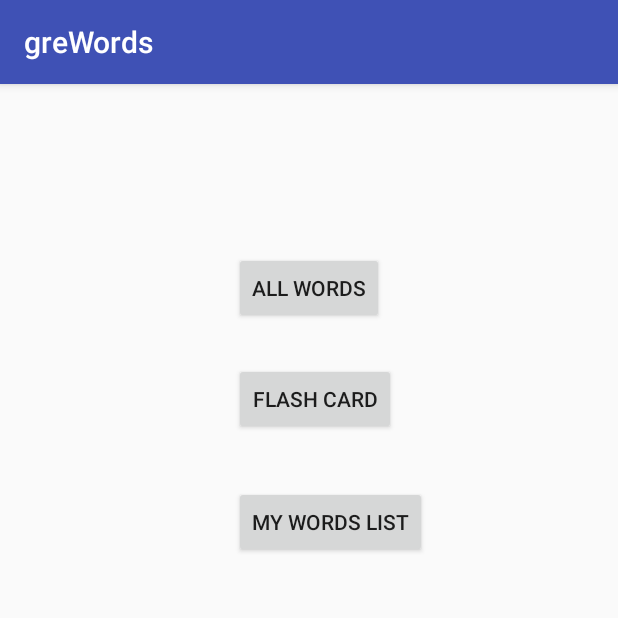
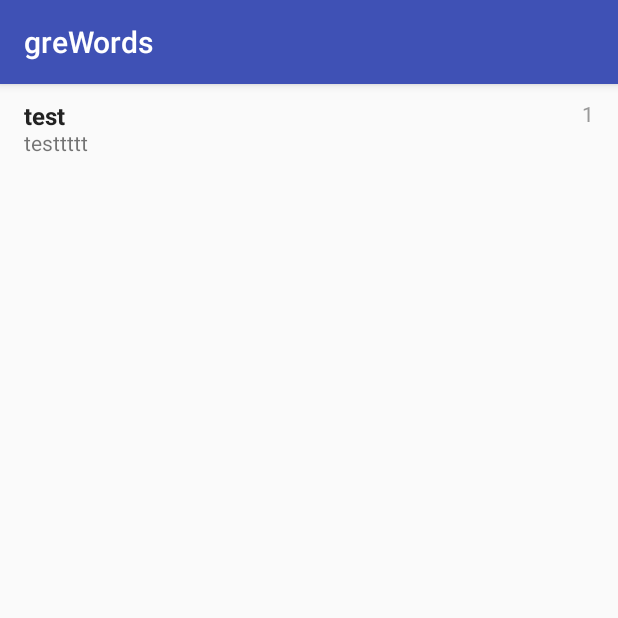
Before and after one commit to CuriousFreaks/greWords, an Android app: the screen it shows after launch (MainActivity before the commit, allWordsActivity after it), after a tap on "ALL WORDS", on a phone screen of 412 x 824 dp, the top half of it. Run offline under Robolectric (Android 15) with nearby library versions, the phone set to English and light mode, and no system bars.

Commit message:
list view activity created

```diff
--- a/app/build.gradle
+++ b/app/build.gradle
@@ -25,4 +25,5 @@ dependencies {
     testImplementation 'junit:junit:4.12'
     androidTestImplementation 'com.android.support.test:runner:1.0.1'
     androidTestImplementation 'com.android.support.test.espresso:espresso-core:3.0.1'
+    implementation 'com.android.support:recyclerview-v7:26.1.0'
 }
--- a/app/src/main/AndroidManifest.xml
+++ b/app/src/main/AndroidManifest.xml
@@ -16,6 +16,12 @@
                 <category android:name="android.intent.category.LAUNCHER" />
             </intent-filter>
         </activity>
+        <activity android:name=".allWordsActivity">
+            android:parentActivityName=".MainActivity">
+            <meta-data
+                android:name="android.support.PARENT_ACTIVITY"
+                android:value=".MainActivity" />
+        </activity>
     </application>
 
 </manifest>
--- a/app/src/main/java/com/curiousfreaks/grewords/DBHandler.java
+++ b/app/src/main/java/com/curiousfreaks/grewords/DBHandler.java
@@ -27,13 +27,21 @@ public class DBHandler {
         value.put("ID",id);
         value.put("WORD",word);
         value.put("ATTR1",attr1);
-        long newRow=db.insert("WORDLIST",null,value);
-        Log.v(MainActivity.TAG,Long.toString(newRow));
+        long newRow=db.insert( DBHelper.TABLE_NAME,null,value);
+        if(newRow == -1)
+            Log.v(MainActivity.TAG,"a row with id ="+id+" already exists");
+        else
+            Log.v(MainActivity.TAG,"Row count "+Long.toString(newRow));
         db.close();
 
     }
     public void readWordTable()
     {
+        if(isDBEmpty())
+        {
+            Log.v(MainActivity.TAG, "Database is empty.. nothing to read");
+            return;
+        }
         SQLiteDatabase db=dbHelper.getReadableDatabase();
         String pojection[]={
                 "ID",
@@ -41,7 +49,7 @@ public class DBHandler {
                 "ATTR1"
         };
        Cursor cursor = db.query(
-                "WORDLIST",   // The table to query
+                DBHelper.TABLE_NAME,   // The table to query
                 null,             // The array of columns to return (pass null to get all)
                 null,              // The columns for the WHERE clause
                 null,          // The values for the WHERE clause
@@ -54,10 +62,34 @@ public class DBHandler {
         {
             Long id=cursor.getLong(cursor.getColumnIndexOrThrow("ID"));
             String word=cursor.getString(cursor.getColumnIndexOrThrow("WORD"));
+            String attr1=cursor.getString(cursor.getColumnIndexOrThrow("ATTR1"));
             Log.v(MainActivity.TAG,Long.toString(id));
             Log.v(MainActivity.TAG,word);
+            Log.v(MainActivity.TAG,attr1);
         }
         cursor.close();
         db.close();
     }
+    public boolean isDBEmpty()
+    {
+        SQLiteDatabase db= dbHelper.getReadableDatabase();
+        Cursor cursor = db.rawQuery("select * from "+ DBHelper.TABLE_NAME,null);
+        if(!cursor.moveToFirst())
+        {
+            Log.v(MainActivity.TAG,"Database is empty");
+            return true;
+        }
+        Log.v(MainActivity.TAG,"Database is not empty");
+        cursor.close();
+        db.close();
+        return false;
+    }
+    public void initializeDB()
+    {
+        Log.v(MainActivity.TAG,"initialization started");
+        insertWordTable(1, "Alacrity", "Enjoying Movements");
+        insertWordTable(2, "Abate", "To become les in intenssity");
+        Log.v(MainActivity.TAG,"initialization complete");
+
+    }
 }
--- a/app/src/main/java/com/curiousfreaks/grewords/allWordsActivity.java
+++ b/app/src/main/java/com/curiousfreaks/grewords/allWordsActivity.java
@@ -1,13 +1,14 @@
 package com.curiousfreaks.grewords;
 
-import android.content.ContentValues;
-import android.content.Context;
-import android.database.Cursor;
-import android.database.sqlite.SQLiteDatabase;
 import android.os.Bundle;
 import android.support.annotation.Nullable;
 import android.support.v7.app.AppCompatActivity;
-import android.util.Log;
+import android.support.v7.widget.DefaultItemAnimator;
+import android.support.v7.widget.LinearLayoutManager;
+import android.support.v7.widget.RecyclerView;
+
+import java.util.ArrayList;
+import java.util.List;
 
 /**
  * Created by gasaini on 2/23/2018.
@@ -15,20 +16,62 @@ import android.util.Log;
 
 public class allWordsActivity extends AppCompatActivity {
 
+    private List<wordDefinition> wordList =new ArrayList<wordDefinition>();
+    private RecyclerView recyclerView;
+    private wordListRecyclerAdapter mAdapter;
     @Override
     protected void onCreate(@Nullable Bundle savedInstanceState) {
         super.onCreate(savedInstanceState);
 
-        setContentView(R.layout.allwordslist);
+        setContentView(R.layout.wordlistcontainer);
+        final DBHandler dbHandler= new DBHandler(getApplicationContext());
 
-        DBHandler dbHandler= new DBHandler(getApplicationContext());
-        dbHandler.insertWordTable(1,"Alacrity","Enjoying Movements");
-        dbHandler.insertWordTable(2,"Abate","To become les in intenssity");
+        if(dbHandler.isDBEmpty())
+           dbHandler.initializeDB();
 
+        recyclerView= findViewById(R.id.wordLIstRecycler);
+        mAdapter = new wordListRecyclerAdapter(wordList);
+        RecyclerView.LayoutManager lm=new LinearLayoutManager(getApplicationContext());
+        recyclerView.setLayoutManager(lm);
+        recyclerView.setItemAnimator(new DefaultItemAnimator());
+        recyclerView.setAdapter(mAdapter);
+        wordDefinition oneword= new wordDefinition(1,"test","testtttt");
         dbHandler.readWordTable();
+        wordList.add(oneword);
+        mAdapter.notifyDataSetChanged();
 
+        /*Button okButton = findViewById(R.id.ok);
+        okButton.setOnClickListener(new View.OnClickListener() {
+            @Override
+            public void onClick(View view) {
+                if(dbHandler.isDBEmpty())
+                {
+                    dbHandler.initializeDB();
+                }
+                dbHandler.readWordTable();
+            }
+        });
 
+        Button int2=findViewById(R.id.int2);
+        int2.setOnClickListener(new View.OnClickListener() {
+            @Override
+            public void onClick(View view) {
+                if(dbHandler.isDBEmpty())
+                {
 
+                }
+                dbHandler.initializeDB2();
+                dbHandler.readWordTable();;
+            }
+        });
 
+        Button rd=findViewById(R.id.rd);
+        rd.setOnClickListener(new View.OnClickListener() {
+            @Override
+            public void onClick(View view) {
+               dbHandler.readWordTable();;
+            }
+        });
+*/
     }
 }
--- /dev/null
+++ b/app/src/main/java/com/curiousfreaks/grewords/wordDefinition.java
@@ -0,0 +1,46 @@
+package com.curiousfreaks.grewords;
+
+/**
+ * Created by gasaini on 2/24/2018.
+ */
+
+public class wordDefinition {
+    private String word,attr1;
+    private long id;
+    public wordDefinition()
+    {
+
+    }
+    public wordDefinition(long id, String word, String attr1)
+    {
+        this.id=id;
+        this.word=word;
+        this.attr1=attr1;
+    }
+    public String getWord() {
+        return word;
+    }
+
+    public void setWord(String word) {
+        this.word = word;
+    }
+
+    public String getAttr1() {
+        return attr1;
+    }
+
+    public void setAttr1(String attr1) {
+        this.attr1 = attr1;
+    }
+
+    public long getId() {
+        return id;
+    }
+
+    public void setId(long id) {
+        this.id = id;
+    }
+
+
+
+}
--- /dev/null
+++ b/app/src/main/java/com/curiousfreaks/grewords/wordListRecyclerAdapter.java
@@ -0,0 +1,59 @@
+package com.curiousfreaks.grewords;
+
+
+import android.content.Context;
+import android.graphics.Movie;
+import android.support.v7.widget.RecyclerView;
+import android.view.LayoutInflater;
+import android.view.View;
+import android.view.ViewGroup;
+import android.widget.TextView;
+
+import org.w3c.dom.Text;
+
+import java.util.ArrayList;
+import java.util.List;
+
+/**
+ * Created by gasaini on 2/24/2018.
+ */
+
+public class wordListRecyclerAdapter extends RecyclerView.Adapter<wordListRecyclerAdapter.ViewHolder> {
+
+    private List<wordDefinition> completeWordList;
+    public static class ViewHolder extends RecyclerView.ViewHolder{
+        public TextView id,word,attr1;
+        public ViewHolder(View view)
+        {
+            super(view);
+            id=(TextView)view.findViewById(R.id.wid);
+            word=(TextView)view.findViewById(R.id.word);
+            attr1=(TextView)view.findViewById(R.id.attr1);
+        }
+
+    }
+    public wordListRecyclerAdapter(List<wordDefinition> alist)
+    {
+        completeWordList=alist;
+    }
+    @Override
+    public wordListRecyclerAdapter.ViewHolder onCreateViewHolder(ViewGroup parent, int viewType) {
+        // create a new view
+        View v = LayoutInflater.from(parent.getContext()).inflate(R.layout.onerowspecification, parent, false);
+        ViewHolder vh = new ViewHolder(v);
+        return vh;
+    }
+    @Override
+    public void onBindViewHolder(wordListRecyclerAdapter.ViewHolder holder, int position) {
+        wordDefinition wd= completeWordList.get(position);
+        holder.id.setText(Long.toString(wd.getId()));
+        holder.attr1.setText(wd.getAttr1());
+        holder.word.setText(wd.getWord());
+
+    }
+
+    @Override
+    public int getItemCount() {
+        return completeWordList.size();
+    }
+}
--- /dev/null
+++ b/app/src/main/res/layout/onerowspecification.xml
@@ -0,0 +1,36 @@
+<?xml version="1.0" encoding="utf-8"?>
+<RelativeLayout xmlns:android="http://schemas.android.com/apk/res/android"
+    android:layout_width="match_parent"
+    android:layout_height="wrap_content"
+    android:background="?android:attr/selectableItemBackground"
+    android:clickable="true"
+    android:focusable="true"
+    android:orientation="vertical"
+    android:paddingBottom="@dimen/row_padding_vertical"
+    android:paddingLeft="@dimen/activity_horizontal_margin"
+    android:paddingRight="@dimen/activity_horizontal_margin"
+    android:paddingTop="@dimen/row_padding_vertical">
+
+    <TextView
+        android:id="@+id/word"
+        android:layout_width="match_parent"
+        android:layout_height="wrap_content"
+        android:layout_alignParentTop="true"
+        android:textColor="@color/title"
+        android:textSize="16dp"
+        android:textStyle="bold" />
+
+    <TextView
+        android:id="@+id/attr1"
+        android:layout_width="match_parent"
+        android:layout_height="wrap_content"
+        android:layout_below="@id/wid" />
+
+    <TextView
+        android:id="@+id/wid"
+        android:layout_width="wrap_content"
+        android:layout_height="wrap_content"
+        android:layout_alignParentRight="true"
+        android:textColor="@color/year" />
+
+</RelativeLayout>
--- /dev/null
+++ b/app/src/main/res/layout/wordlistcontainer.xml
@@ -0,0 +1,15 @@
+<?xml version="1.0" encoding="utf-8"?>
+<android.support.constraint.ConstraintLayout xmlns:android="http://schemas.android.com/apk/res/android"
+    xmlns:app="http://schemas.android.com/apk/res-auto"
+    xmlns:tools="http://schemas.android.com/tools"
+    android:layout_width="match_parent"
+    android:layout_height="match_parent">
+
+
+    <android.support.v7.widget.RecyclerView
+        android:id="@+id/wordLIstRecycler"
+        android:scrollbars="vertical"
+        android:layout_width="match_parent"
+        android:layout_height="match_parent"/>
+
+</android.support.constraint.ConstraintLayout>
--- a/app/src/main/res/values/colors.xml
+++ b/app/src/main/res/values/colors.xml
@@ -3,4 +3,6 @@
     <color name="colorPrimary">#3F51B5</color>
     <color name="colorPrimaryDark">#303F9F</color>
     <color name="colorAccent">#FF4081</color>
+    <color name="year">#999999</color>
+    <color name="title">#222222</color>
 </resources>
--- /dev/null
+++ b/app/src/main/res/values/dimens.xml
@@ -0,0 +1,7 @@
+<resources>
+    <!-- Default screen margins, per the Android Design guidelines. -->
+    <dimen name="activity_horizontal_margin">16dp</dimen>
+    <dimen name="activity_vertical_margin">16dp</dimen>
+    <dimen name="fab_margin">16dp</dimen>
+    <dimen name="row_padding_vertical">10dp</dimen>
+</resources>
```
